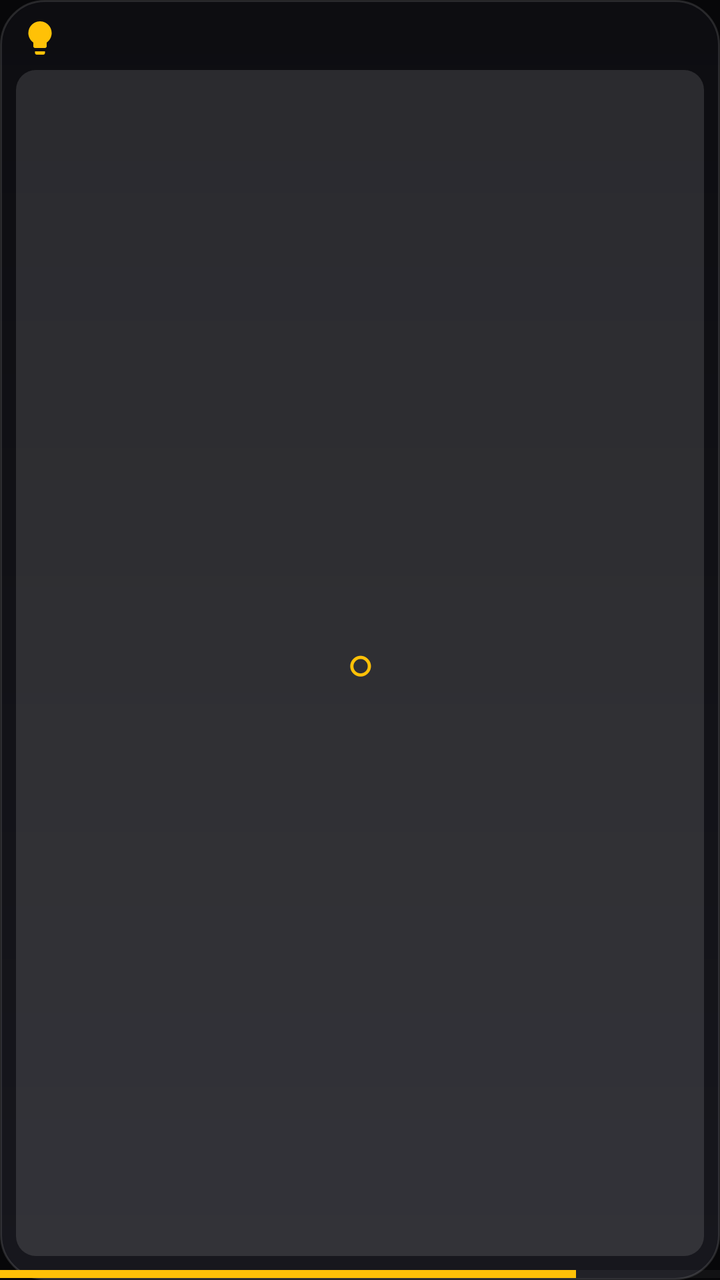
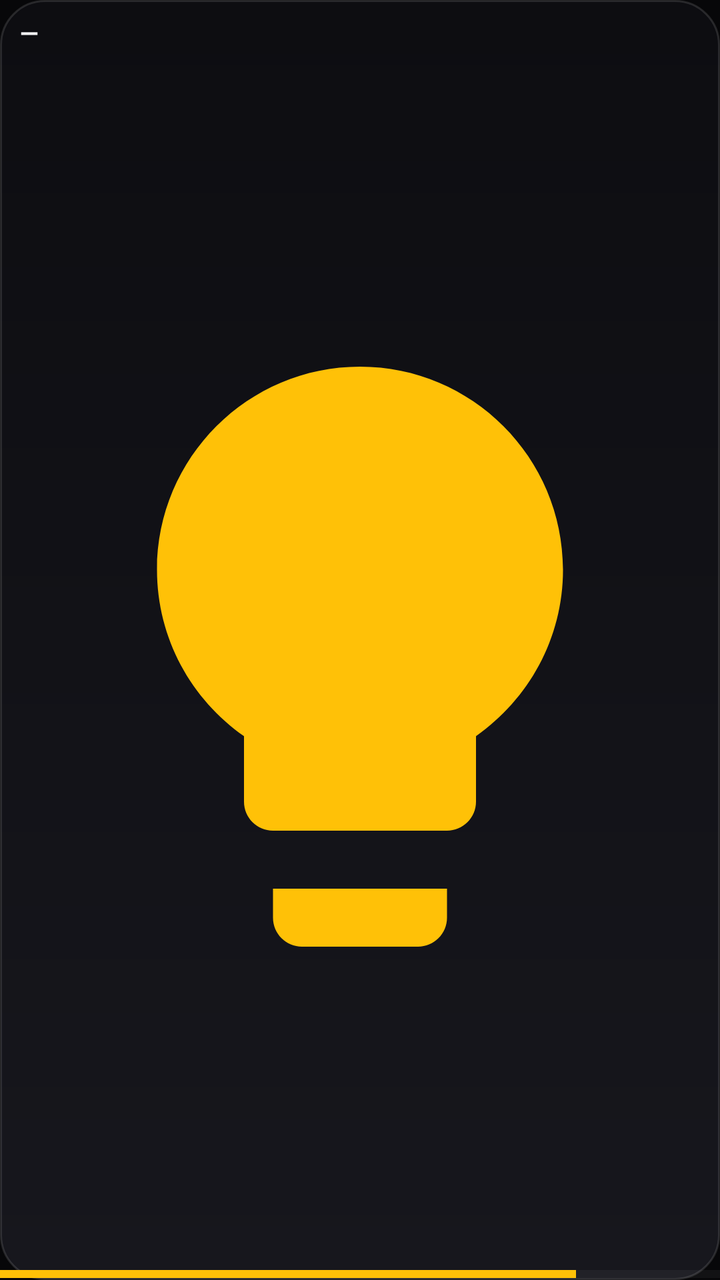

An Android layout rendered at two revisions. The XML below is the earlier revision; the diff shows what the commit changed to produce the second picture.
<!-- AndroidManifest.xml: application theme Theme.Solaris -->
<!-- res/layout/widget_device_tiny.xml -->
<?xml version="1.0" encoding="utf-8"?>
<LinearLayout xmlns:android="http://schemas.android.com/apk/res/android"
    android:id="@+id/w_root"
    android:layout_width="match_parent"
    android:layout_height="match_parent"
    android:orientation="vertical"
    android:background="@drawable/widget_bg">

    
    <LinearLayout
        android:layout_width="match_parent"
        android:layout_height="wrap_content"
        android:orientation="horizontal"
        android:gravity="center_vertical"
        android:baselineAligned="false"
        android:paddingStart="10dp"
        android:paddingEnd="10dp"
        android:paddingTop="9dp">

        <ImageView
            android:id="@+id/w_icon"
            android:layout_width="0dp"
            android:layout_height="20dp"
            android:layout_weight="1"
            android:src="@drawable/ic_light"
            android:tint="#FFFFC107"
            android:scaleType="fitStart"
            android:contentDescription="@null" />

        <ImageView
            android:id="@+id/w_lock"
            android:layout_width="15dp"
            android:layout_height="15dp"
            android:layout_marginStart="4dp"
            android:src="@drawable/ic_lock"
            android:tint="#FFB0BEC5"
            android:visibility="gone"
            android:contentDescription="@string/widget_lock" />
    </LinearLayout>

    
    <Button
        android:id="@+id/w_tiny_toggle"
        android:layout_width="match_parent"
        android:layout_height="0dp"
        android:layout_weight="1"
        android:layout_marginStart="8dp"
        android:layout_marginEnd="8dp"
        android:layout_marginTop="6dp"
        android:layout_marginBottom="6dp"
        android:background="@drawable/widget_btn_bg"
        android:text="○"
        android:textColor="#FFFFC107"
        android:textSize="22sp" />

    
    <ProgressBar
        android:id="@+id/w_bar"
        style="?android:attr/progressBarStyleHorizontal"
        android:layout_width="match_parent"
        android:layout_height="6dp"
        android:max="100"
        android:progress="80"
        android:progressTint="#FFFFC107"
        android:progressBackgroundTint="#26FFFFFF" />
</LinearLayout>
<!-- resources referenced by this layout -->
<resources>
  <!-- drawable ic_light (drawable) -->
  <vector xmlns:android="http://schemas.android.com/apk/res/android"
      android:width="24dp" android:height="24dp"
      android:viewportWidth="24" android:viewportHeight="24"
      android:tint="#FFFFFFFF">
      <path android:fillColor="#FFFFFFFF"
          android:pathData="M9,21c0,0.55 0.45,1 1,1h4c0.55,0 1,-0.45 1,-1v-1L9,20v1zM12,2C8.14,2 5,5.14 5,9c0,2.38 1.19,4.47 3,5.74V17c0,0.55 0.45,1 1,1h6c0.55,0 1,-0.45 1,-1v-2.26c1.81,-1.27 3,-3.36 3,-5.74 0,-3.86 -3.14,-7 -7,-7z" />
  </vector>
  <!-- drawable ic_lock (drawable) -->
  <vector xmlns:android="http://schemas.android.com/apk/res/android"
      android:width="24dp" android:height="24dp"
      android:viewportWidth="24" android:viewportHeight="24"
      android:tint="#FFFFFFFF">
      <path android:fillColor="#FFFFFFFF"
          android:pathData="M18,8h-1V6c0,-2.76 -2.24,-5 -5,-5S7,3.24 7,6v2H6c-1.1,0 -2,0.9 -2,2v10c0,1.1 0.9,2 2,2h12c1.1,0 2,-0.9 2,-2V10c0,-1.1 -0.9,-2 -2,-2zM12,17c-1.1,0 -2,-0.9 -2,-2s0.9,-2 2,-2 2,0.9 2,2 -0.9,2 -2,2zM15.1,8H8.9V6c0,-1.71 1.39,-3.1 3.1,-3.1 1.71,0 3.1,1.39 3.1,3.1v2z" />
  </vector>
  <!-- drawable widget_bg (drawable) -->
  <?xml version="1.0" encoding="utf-8"?>
  <shape xmlns:android="http://schemas.android.com/apk/res/android"
      android:shape="rectangle">
      <gradient
          android:angle="90"
          android:startColor="#FF17171D"
          android:endColor="#FF0D0D11" />
      <corners android:radius="22dp" />
      <stroke android:width="1dp" android:color="#1FFFFFFF" />
  </shape>
  <!-- drawable widget_btn_bg (drawable) -->
  <?xml version="1.0" encoding="utf-8"?>
  <shape xmlns:android="http://schemas.android.com/apk/res/android"
      android:shape="rectangle">
      <solid android:color="#1FFFFFFF" />
      <corners android:radius="10dp" />
  </shape>
  <string name="widget_lock">Bestätigung erforderlich</string>
  <color name="solaris_accent">#3B82F6</color>
  <color name="solaris_bg_elevated">#0C0C0E</color>
  <color name="solaris_bg">#070709</color>
  <color name="solaris_text">#F2F2F5</color>
  <color name="solaris_text_muted">#9AA0AE</color>
  <color name="solaris_text_faint">#6B7280</color>
  <style name="Widget.Solaris.Button" parent="Widget.AppCompat.Button">
          <item name="android:background">@drawable/btn_solaris</item>
          <item name="android:textColor">@color/solaris_text</item>
          <item name="android:textAllCaps">false</item>
          <item name="android:textStyle">bold</item>
          <item name="android:textSize">15sp</item>
          <item name="android:minHeight">52dp</item>
          <item name="android:paddingLeft">20dp</item>
          <item name="android:paddingRight">20dp</item>
          <item name="android:stateListAnimator">@null</item>
      </style>
  <style name="Widget.Solaris.EditText" parent="Widget.AppCompat.EditText">
          <item name="android:background">@drawable/field_solaris</item>
          <item name="android:textColor">@color/solaris_text</item>
          <item name="android:textColorHint">@color/solaris_text_faint</item>
          <item name="android:paddingLeft">16dp</item>
          <item name="android:paddingRight">16dp</item>
          <item name="android:paddingTop">14dp</item>
          <item name="android:paddingBottom">14dp</item>
          <item name="android:textSize">15sp</item>
      </style>
  <color name="solaris_accent_dark">#2563EB</color>
  <dimen name="radius_md">16dp</dimen>
  <color name="solaris_field">#161620</color>
  <dimen name="radius_sm">12dp</dimen>
  <color name="solaris_card_edge">#1FFFFFFF</color>
</resources>

<!-- the commit's change to res/layout/widget_device_tiny.xml (unified diff, before → after) -->
@@ -15,22 +15,24 @@
         android:baselineAligned="false"
         android:paddingStart="10dp"
         android:paddingEnd="10dp"
-        android:paddingTop="9dp">
+        android:paddingTop="8dp">
 
-        <ImageView
-            android:id="@+id/w_icon"
+        <TextView
+            android:id="@+id/w_name"
             android:layout_width="0dp"
-            android:layout_height="20dp"
+            android:layout_height="wrap_content"
             android:layout_weight="1"
-            android:src="@drawable/ic_light"
-            android:tint="#FFFFC107"
-            android:scaleType="fitStart"
-            android:contentDescription="@null" />
+            android:text="—"
+            android:textColor="#F2F2F5"
+            android:textSize="12sp"
+            android:textStyle="bold"
+            android:maxLines="1"
+            android:ellipsize="end" />
 
         <ImageView
             android:id="@+id/w_lock"
-            android:layout_width="15dp"
-            android:layout_height="15dp"
+            android:layout_width="13dp"
+            android:layout_height="13dp"
             android:layout_marginStart="4dp"
             android:src="@drawable/ic_lock"
             android:tint="#FFB0BEC5"
@@ -39,19 +41,18 @@
     </LinearLayout>
 
     
-    <Button
+    <ImageView
         android:id="@+id/w_tiny_toggle"
         android:layout_width="match_parent"
         android:layout_height="0dp"
         android:layout_weight="1"
-        android:layout_marginStart="8dp"
-        android:layout_marginEnd="8dp"
-        android:layout_marginTop="6dp"
+        android:layout_marginTop="4dp"
         android:layout_marginBottom="6dp"
-        android:background="@drawable/widget_btn_bg"
-        android:text="○"
-        android:textColor="#FFFFC107"
-        android:textSize="22sp" />
+        android:padding="6dp"
+        android:src="@drawable/ic_light"
+        android:tint="#FFFFC107"
+        android:scaleType="fitCenter"
+        android:contentDescription="@null" />
 
     
     <ProgressBar
<!-- resource entries referenced after the edit -->
@@ -26,13 +26,6 @@
           android:endColor="#FF0D0D11" />
       <corners android:radius="22dp" />
       <stroke android:width="1dp" android:color="#1FFFFFFF" />
-  </shape>
-  <!-- drawable widget_btn_bg (drawable) -->
-  <?xml version="1.0" encoding="utf-8"?>
-  <shape xmlns:android="http://schemas.android.com/apk/res/android"
-      android:shape="rectangle">
-      <solid android:color="#1FFFFFFF" />
-      <corners android:radius="10dp" />
   </shape>
   <string name="widget_lock">Bestätigung erforderlich</string>
   <color name="solaris_accent">#3B82F6</color>
